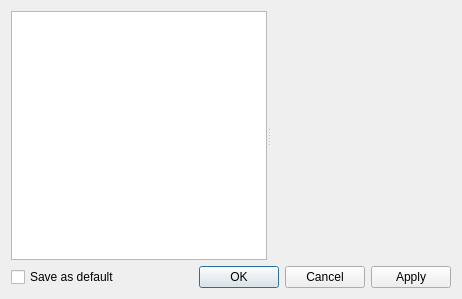
The window that src/libkstapp/dialog.ui (Kst-plot/kst) describes before a commit, drawn with Qt 5.
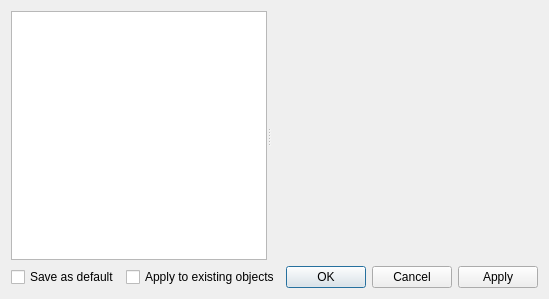
The same window after the commit.

```diff
--- a/src/libkstapp/dialog.ui
+++ b/src/libkstapp/dialog.ui
@@ -9,7 +9,7 @@
    <rect>
     <x>0</x>
     <y>0</y>
-    <width>462</width>
+    <width>538</width>
     <height>299</height>
    </rect>
   </property>
@@ -26,7 +26,7 @@
    <bool>false</bool>
   </property>
   <layout class="QGridLayout" name="gridLayout">
-   <item row="0" column="0" colspan="2">
+   <item row="0" column="0" colspan="3">
     <layout class="QGridLayout">
      <property name="spacing">
       <number>0</number>
@@ -137,7 +137,7 @@
      </property>
     </widget>
    </item>
-   <item row="1" column="1">
+   <item row="1" column="2">
     <widget class="QDialogButtonBox" name="_buttonBox">
      <property name="orientation">
       <enum>Qt::Horizontal</enum>
@@ -147,6 +147,13 @@
      </property>
     </widget>
    </item>
+   <item row="1" column="1">
+    <widget class="QCheckBox" name="_applyToExisting">
+     <property name="text">
+      <string>Apply to existing objects</string>
+     </property>
+    </widget>
+   </item>
   </layout>
  </widget>
  <resources/>
```
